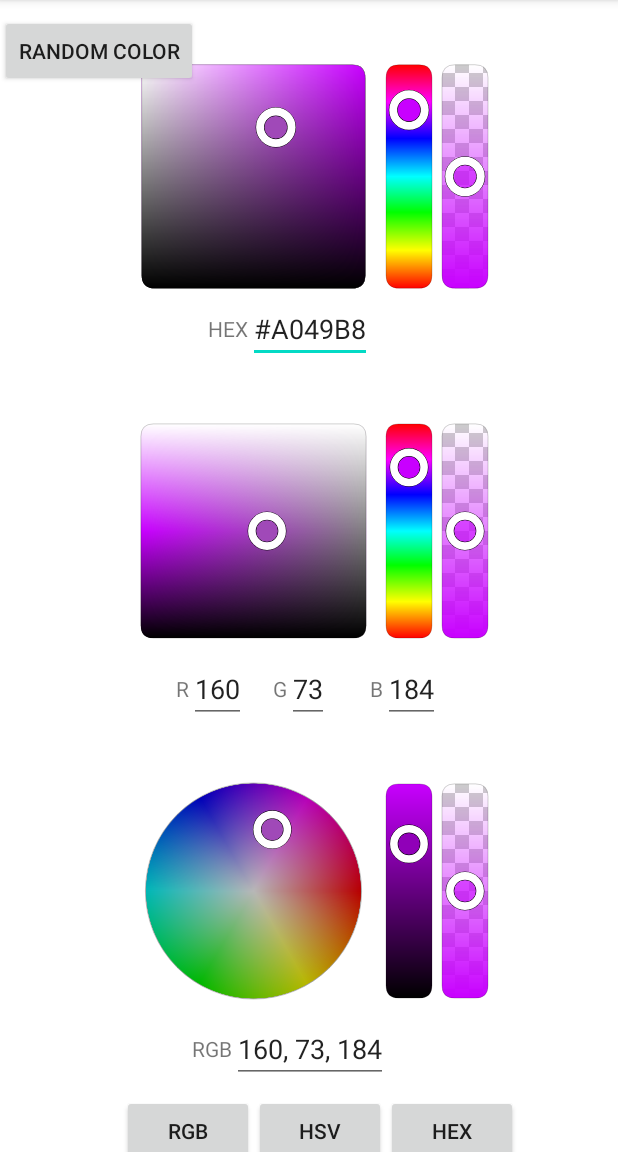
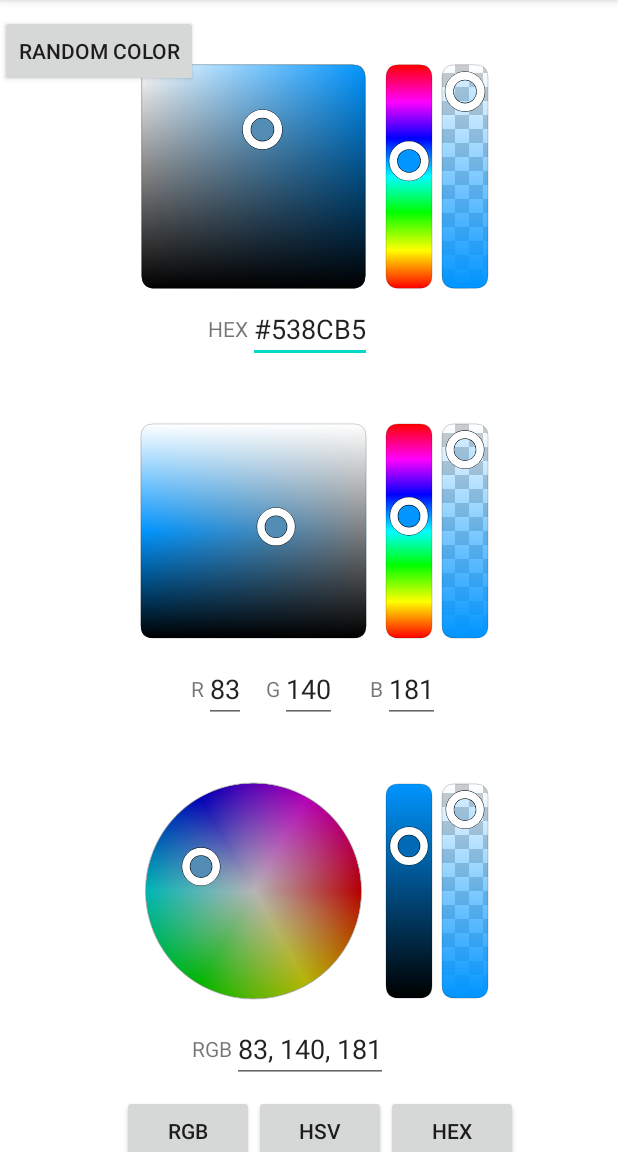
Before and after one commit to slaviboy/ColorPickerKotlin, an Android app: the screen it shows after launch (MainActivity), after a tap on "RGB", on a phone screen of 412 x 824 dp, the part 84-1236 px from its top. Run offline under Robolectric (Android 15) with nearby library versions, the phone set to English and light mode, and no system bars.

Commit message:
Support alpha channel for hexadecimal color.

```diff
--- a/app/src/main/java/com/slaviboy/colorpickerkotlinexample/MainActivity.kt
+++ b/app/src/main/java/com/slaviboy/colorpickerkotlinexample/MainActivity.kt
@@ -37,7 +37,7 @@ class MainActivity : AppCompatActivity() {
         val circularHSV: CircularHSV = findViewById(R.id.picker3)
 
         // create color convert, that will convert from one color model to another
-        colorConverter = ColorConverter(160, 73, 184, 50)
+        colorConverter = ColorConverter("#1f538cb5") //ColorConverter(160, 73, 184, 50)
 
         // create updater object, that will update all color window and text views
         updater = Updater(colorConverter)
--- a/colorpicker/src/main/java/com/slaviboy/colorpicker/converter/ColorConverter.kt
+++ b/colorpicker/src/main/java/com/slaviboy/colorpicker/converter/ColorConverter.kt
@@ -1,9 +1,7 @@
 package com.slaviboy.colorpicker.converter
 
 import android.graphics.Color
-import android.util.Log
 import com.slaviboy.colorpicker.models.*
-import java.util.*
 import kotlin.math.roundToInt
 
 // Copyright (C) 2020 Stanislav Georgiev
@@ -51,6 +49,40 @@ class ColorConverter {
         )
 
     /**
+     * Constructor that supports all value, from all color models RGB, RGBA, HSV, HSL and CMYK
+     * and you can set only the one you need example: ColorConverter(h = 32, s = 41, v = 88)
+     * @param r red [0-255]
+     * @param g green [0-255]
+     * @param b blue [0-255]
+     * @param a alpha [0-100]
+     * @param h hue [0-360]
+     * @param s saturation [0-100]
+     * @param v value [0-100]
+     * @param l lightness [0-100]
+     * @param c cyan [0-100]
+     * @param m magenta [0-100]
+     * @param s yellow [0-100]
+     * @param k black [0-100]
+     */
+    constructor(
+        r: Int = -1, g: Int = -1, b: Int = -1, a: Int = -1, h: Int = -1, s: Int = -1, v: Int = -1,
+        l: Int = -1, c: Int = -1, m: Int = -1, y: Int = -1, k: Int = -1
+    ) {
+        init()
+        if (r != -1 && g != -1 && b != -1 && a != -1) {
+            setRGBA(r, g, b, a)
+        } else if (r != -1 && g != -1 && b != -1) {
+            setRGB(r, g, b)
+        } else if (h != -1 && s != -1 && v != -1) {
+            setHSV(h, s, v)
+        } else if (h != -1 && s != -1 && l != -1) {
+            setHSL(h, s, l)
+        } else if (c != -1 && m != -1 && y != -1 && k != -1) {
+            setCMYK(c, m, y, k)
+        }
+    }
+
+    /**
      * Constructor that sets r, g b and a values for current selected color
      * as a integer representation.
      * @param color integer representation of a color
@@ -140,16 +172,16 @@ class ColorConverter {
      */
     constructor(hex: HEX) {
         init()
-        setHEX(hex)
+        _setHEX(hex.hexString)
     }
 
     /**
      * Constructor that sets hex string value for current selected color
-     * @param hex hexadecimal string value in format #RRGGBB
+     * @param hex hexadecimal string value in format #RRGGBB or #AARRGGBB
      */
     constructor(hex: String) {
         init()
-        HEX = hex
+        _setHEX(hex)
     }
 
     /**
@@ -335,15 +367,12 @@ class ColorConverter {
 
     /**
      * Convert HEX to RGB for current object.
+     * Do not use the alpha value from the HEX!!!
      */
     private fun HEXtoRGB() {
-        if (!usedModels[MODEL_RGBA]) {
-            return
-        }
-        val hex = hex.hex
-        val r = hex shr 16 and 0xFF
-        val g = hex shr 8 and 0xFF
-        val b = hex shr 0 and 0xFF
+        val r = Color.red(hex.color)
+        val g = Color.green(hex.color)
+        val b = Color.blue(hex.color)
         _setR(r)
         _setG(g)
         _setB(b, MODEL_RGBA)
@@ -353,9 +382,6 @@ class ColorConverter {
      * Convert HSV to RGB for current object.
      */
     private fun HSVtoRGB() {
-        if (!usedModels[MODEL_RGBA]) {
-            return
-        }
         val h = hsv.h / 360.0
         val s = hsv.s / 100.0
         val v = hsv.v / 100.0
@@ -417,9 +443,6 @@ class ColorConverter {
      * Convert HWB to RGB for current object.
      */
     private fun HWBtoRGB() {
-        if (!usedModels[MODEL_RGBA]) {
-            return
-        }
         var w = hwb.w / 100.0
         var b = hwb.b / 100.0
 
@@ -450,9 +473,6 @@ class ColorConverter {
      * Convert HSL to RGB for current object.
      */
     private fun HSLtoRGB() {
-        if (!usedModels[MODEL_RGBA]) {
-            return
-        }
         val h = hsl.h / 360.0
         val s = hsl.s / 100.0
         val l = hsl.l / 100.0
@@ -485,9 +505,6 @@ class ColorConverter {
      * Convert CMYK to RGB for current object.
      */
     private fun CMYKtoRGB() {
-        if (!usedModels[MODEL_RGBA]) {
-            return
-        }
         val c = cmyk.c / 100.0
         val m = cmyk.m / 100.0
         val y = cmyk.y / 100.0
@@ -515,7 +532,7 @@ class ColorConverter {
             rgba.g,
             rgba.b
         ).toUpperCase()
-        this.hex.setHEX("#$hex")
+        this.hex.hexString = "#$hex"
     }
 
     /**
@@ -768,6 +785,20 @@ class ColorConverter {
     }
 
     /**
+     * Set current color using RGBA integer representation.
+     * @param color integer representation of a color
+     */
+    fun setRGBA(color: Int) {
+
+        val r = Color.red(color)                             // red   [0-255]
+        val g = Color.green(color)                           // green [0-255]
+        val b = Color.blue(color)                            // blue  [0-255]
+        val a = (Color.alpha(color) * (100 / 255f)).toInt()  // alpha [0-100]
+
+        setRGBA(r, g, b, a)
+    }
+
+    /**
      * Set current color using CMYK object.
      * @param cmyk cmyk object
      */
@@ -1283,9 +1314,22 @@ class ColorConverter {
     }
 
     private fun _setHEX(hex: String) {
-        val newHex = "#" + hex.replace("[^a-f0-9A-F]+".toRegex(), "").toUpperCase()
-        if (newHex.length == 7) {
-            this.hex.setHEX(hex)
+        val checkedHex = "#" + hex.replace("[^a-f0-9A-F]+".toRegex(), "").toUpperCase()
+        if (checkedHex.length == 7) {
+
+            // set hex string value to generate color
+            this.hex.hexString = checkedHex
+            convert(MODEL_HEX)
+
+        } else if (checkedHex.length == 9) {
+
+            // set hex string value to generate color
+            this.hex.hexString = checkedHex
+
+            // set alpha after color is generated
+            val a = (Color.alpha(this.hex.color) * (100 / 255f)).toInt()  // alpha [0-100]
+            _setA(a)
+
             convert(MODEL_HEX)
         }
     }
--- a/colorpicker/src/main/java/com/slaviboy/colorpicker/models/HEX.kt
+++ b/colorpicker/src/main/java/com/slaviboy/colorpicker/models/HEX.kt
@@ -21,12 +21,8 @@ import android.graphics.Color
 /**
  * Class that hold HEX(HEXADECIMAL) representation for a given color, both as hex string
  * and as integer representation for the current color.
- *
- * @param hexString hex string in format #RRGGBB
  */
-class HEX(var hexString: String = "#000000") {
-
-    var hex = Color.parseColor(hexString)
+class HEX() {
 
     /**
      * Constructor that set values using hex object.
@@ -35,21 +31,32 @@ class HEX(var hexString: String = "#000000") {
     constructor(hex: HEX) : this(hex.hexString)
 
     /**
+     * Constructor that set values using hex object.
+     * @param hexString - hexadecimal string in format #RRGGBB or #AARRGGBB
+     */
+    constructor(hexString: String) : this() {
+        this.hexString = hexString
+    }
+
+    var color: Int = Color.BLACK
+    var hexString: String = "#000000"
+        set(value) {
+
+            // get integer representation
+            this.color = Color.parseColor(value)
+
+            field = if (value.length == 9) {
+                // remove the alpha channel from the string
+                "#" + value.substring(3, 9)
+            } else value
+        }
+
+    /**
      * Set hex values using existing hex object.
      * @param hex
      */
     fun setHEX(hex: HEX) {
-        this.hex = hex.hex
         this.hexString = hex.hexString
-    }
-
-    /**
-     * Set hex values using given hexadecimal string.
-     * @param hex - hex string in formats: #RRGGBB
-     */
-    fun setHEX(hex: String) {
-        this.hex = Color.parseColor(hex) // get integer representation
-        this.hexString = hex
     }
 
     override fun toString(): String {
@@ -66,7 +73,7 @@ class HEX(var hexString: String = "#000000") {
          */
         fun isHEX(hex: String): Boolean {
             val newHEX = hex.replace("[^a-f0-9A-F]+".toRegex(), "")
-            return newHEX.length == 6
+            return (newHEX.length == 6 || newHEX.length == 8)
         }
     }
 }
```
